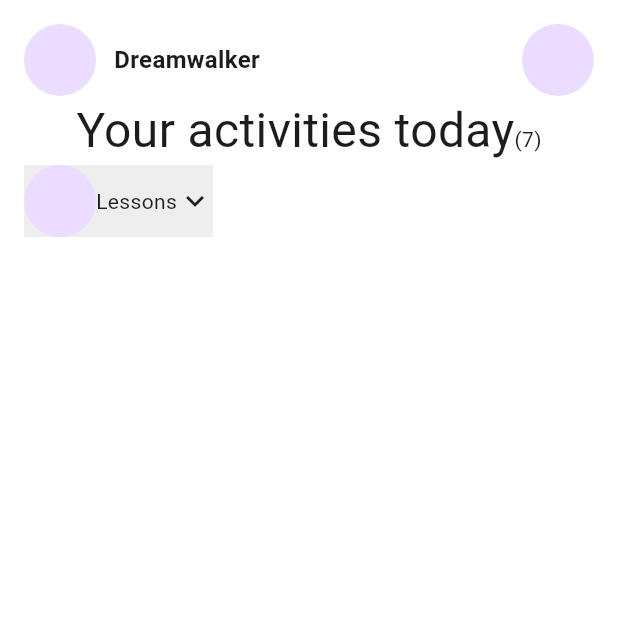
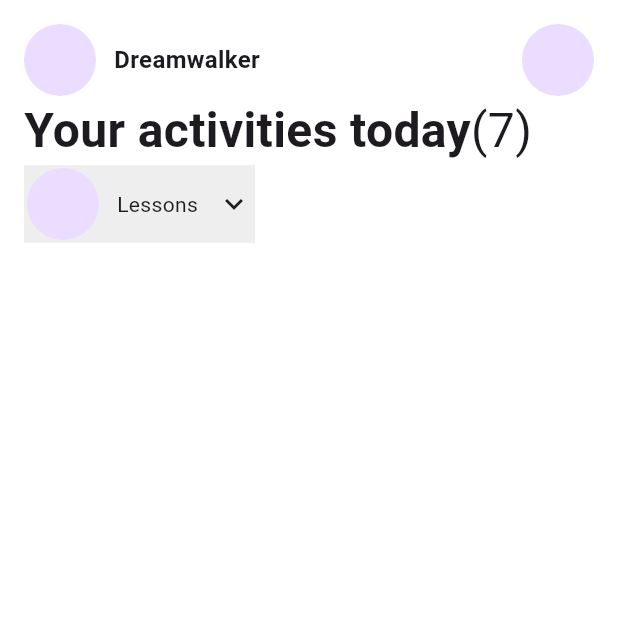
Before and after one commit to JAICHANGPARK/flutter_notebook_chapter_43, a Flutter app: the EducationHomePage screen opened directly, on a phone screen of 412 x 824 dp, the top half of it. Run offline on Flutter 3.47's test engine with Material 3 defaults, Android fonts, the phone set to English and light mode, and no system bars; our stand-ins replace gap, hugeicons, percent_indicator.

Commit message:
Update education_home_page.dart

```diff
--- a/lib/ep2191_education_app/ui/education_home_page.dart
+++ b/lib/ep2191_education_app/ui/education_home_page.dart
@@ -17,6 +17,7 @@ class _EducationHomePageState extends State<EducationHomePage> {
         child: Padding(
           padding: const EdgeInsets.all(16.0),
           child: Column(
+            crossAxisAlignment: CrossAxisAlignment.start,
             children: [
               Row(
                 children: [
@@ -45,9 +46,15 @@ class _EducationHomePageState extends State<EducationHomePage> {
                       text: "Your activities today",
                       style: TextStyle(
                         fontSize: 32,
+                        fontWeight: FontWeight.bold,
                       ),
                     ),
-                    TextSpan(text: "(7)"),
+                    TextSpan(
+                      text: "(7)",
+                      style: TextStyle(
+                        fontSize: 32,
+                      ),
+                    ),
                   ],
                 ),
               ),
@@ -57,7 +64,9 @@ class _EducationHomePageState extends State<EducationHomePage> {
                     decoration: BoxDecoration(
                       color: Colors.grey[200]!,
                     ),
+                    padding: EdgeInsets.symmetric(horizontal: 2, vertical: 2),
                     child: Row(
+                      spacing: 12,
                       children: [
                         CircleAvatar(
                           radius: 24,
```
